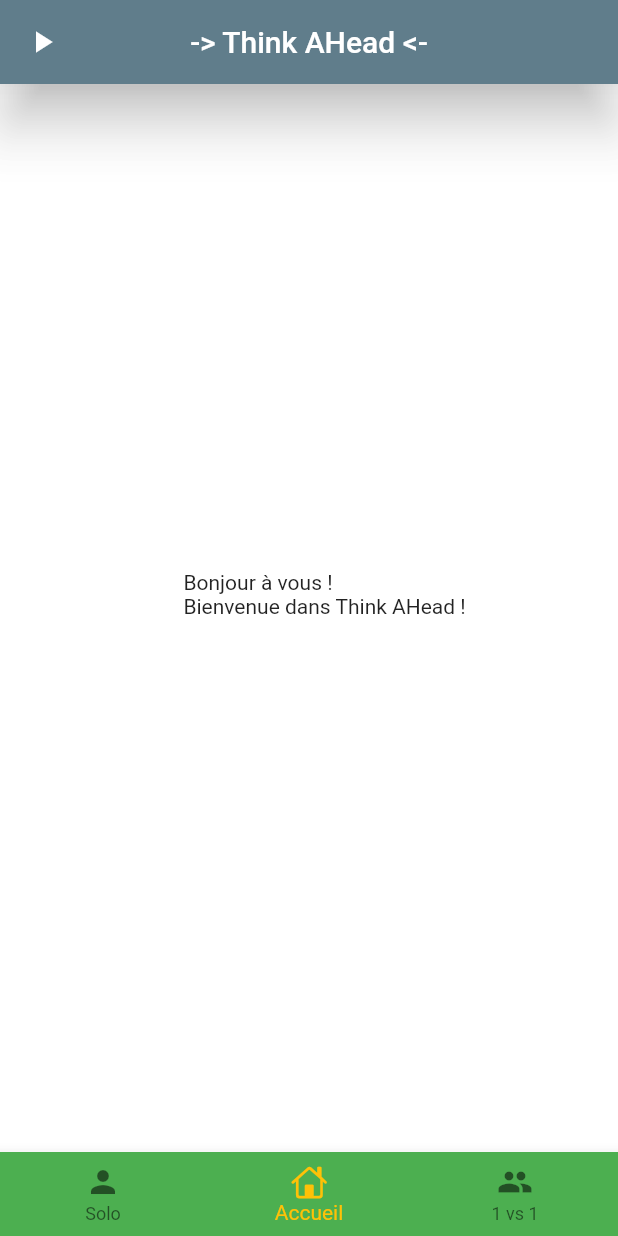
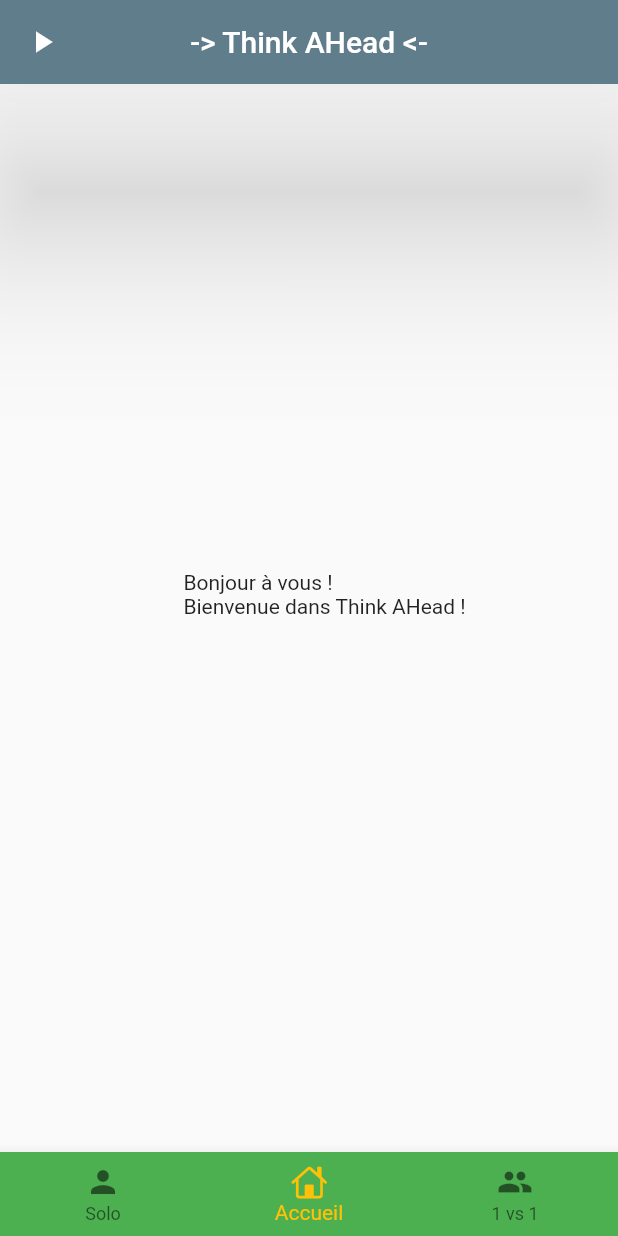
Before and after one commit to TournaireC/Thinkahead, a Flutter app: the screen it shows after launch, on a phone screen of 412 x 824 dp. Run offline on Flutter 3.47's test engine with Material 2 defaults, Android fonts, the phone set to English and light mode, and no system bars.

Commit message:
Editing Background color and elevation

```diff
--- a/lib/main.dart
+++ b/lib/main.dart
@@ -57,12 +57,11 @@ class _Home extends State<Home>{
         title: Text('-> Think AHead <-'),
         leading: Icon(Icons.play_arrow),
         centerTitle: true,
-        elevation: 15.0,
+        elevation: 50.0,
       ),
       body: Center(
         child: _widgetOptions.elementAt(_selectedIndex),
       ),
-      backgroundColor: Colors.white70,
       bottomNavigationBar: BottomNavigationBar(
         items: const <BottomNavigationBarItem>[
           BottomNavigationBarItem(icon: Icon(Icons.person), label: "Solo",),
```
